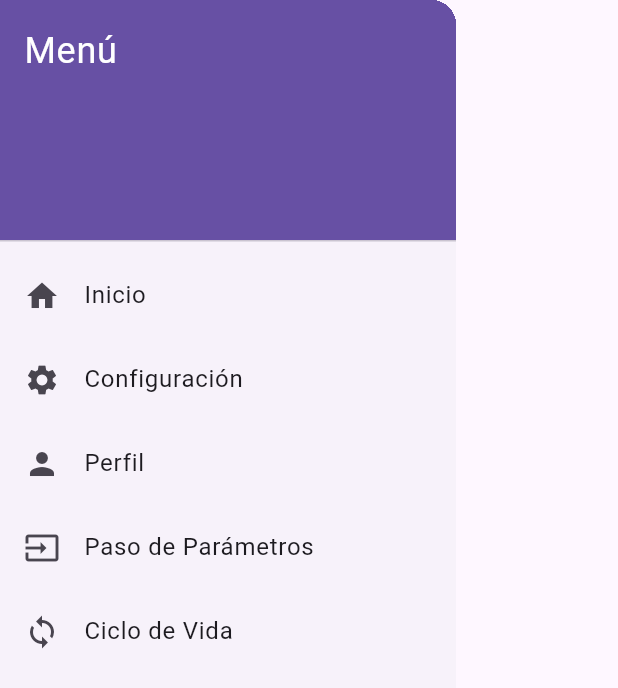
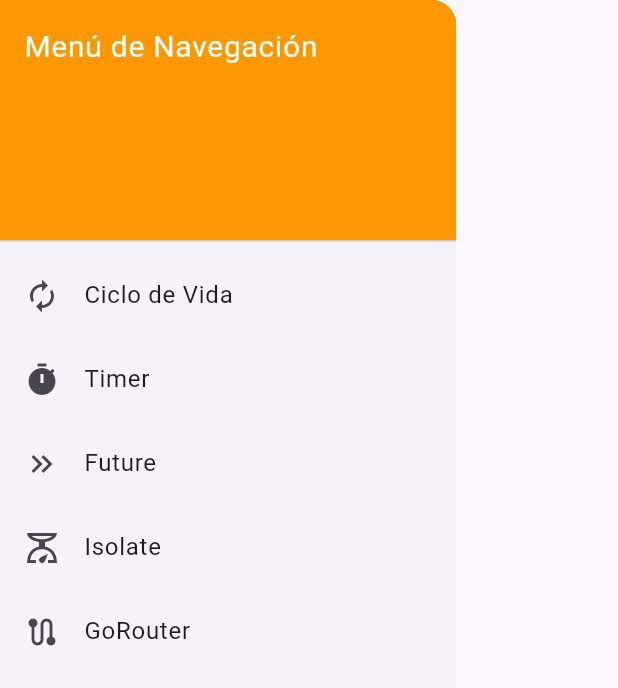
Before and after one commit to D4mi0309/TallerNavegaci-n, a Flutter app: the CustomDrawer widget shown alone on an empty page, opened directly, on a phone screen of 412 x 824 dp. Shown: the top 688 px of the screen. Run offline on Flutter 3.47's test engine with Material 3 defaults, Android fonts, the phone set to English and light mode, and no system bars; our stand-ins replace go_router.

Commit message:
Commit de los archivos Future, Isolate, Timer

```diff
--- a/lib/routes/app_router.dart
+++ b/lib/routes/app_router.dart
@@ -1,4 +1,7 @@
 import 'package:go_router/go_router.dart';
+import 'package:hola_mundo/views/Future/future_view.dart';
+import 'package:hola_mundo/views/Isolate/isolate_view.dart';
+import 'package:hola_mundo/views/Timer/timer_view.dart';
 import '../views/home_view.dart';
 import '../views/ciclo_vida/ciclo_vida_screen.dart';
 import '../views/paso_parametros/detalle_screen.dart';
@@ -11,6 +14,12 @@ final GoRouter appRouter = GoRouter(
       builder: (context, state) => const CicloVidaScreen(),
     ),
     GoRoute(
+      path: '/future',
+      builder: (context, state) => const ListaEstudiantesView(),
+    ),
+    GoRoute(path: '/timer', builder: (context, state) => const TimerView()),
+    GoRoute(path: '/isolate', builder: (context, state) => const IsolateView()),
+    GoRoute(
       path: '/detalle',
       builder: (context, state) {
         final parametro = state.uri.queryParameters['parametro'] ?? 'Sin dato';
--- a/lib/views/base_view.dart
+++ b/lib/views/base_view.dart
@@ -10,7 +10,10 @@ class BaseView extends StatelessWidget {
   @override
   Widget build(BuildContext context) {
     return Scaffold(
-      appBar: AppBar(title: Text(title)),
+      appBar: AppBar(
+        title: Text(title),
+        backgroundColor: Color.fromRGBO(255, 168, 76, 1),
+      ),
       drawer: const CustomDrawer(), // Drawer persistente para todas las vistas
       body: body,
     );
--- a/lib/views/custom_drawer.dart
+++ b/lib/views/custom_drawer.dart
@@ -10,74 +10,46 @@ class CustomDrawer extends StatelessWidget {
       child: ListView(
         padding: EdgeInsets.zero,
         children: [
-          DrawerHeader(
-            decoration: BoxDecoration(
-              color:
-                  Theme.of(
-                    context,
-                  ).colorScheme.primary, // Usa el color primario del tema
-            ),
-            child: const Text(
-              'Menú',
-              style: TextStyle(
-                color:
-                    Colors
-                        .white, // Texto blanco para contrastar con el color primario
-                fontSize: 24,
-              ),
+          const DrawerHeader(
+            decoration: BoxDecoration(color: Colors.orange),
+            child: Text(
+              'Menú de Navegación',
+              style: TextStyle(color: Colors.white, fontSize: 20),
             ),
           ),
           ListTile(
-            leading: const Icon(Icons.home),
-            title: const Text('Inicio'),
+            leading: const Icon(Icons.autorenew),
+            title: const Text('Ciclo de Vida'),
             onTap: () {
-              //context.go('/'); // Navega a la ruta principal
-              //Reemplaza la ruta actual en la pila de navegación.
-              //No permite volver atrás automáticamente, ya que no agrega la nueva ruta a la pila.
-              //Útil para navegación sin historial, como en barra de navegación o cambiar de pestañas.
-              context.go('/'); // Navega a la ruta principal
-              Navigator.pop(context); // Cierra el drawer
+              GoRouter.of(context).go('/ciclo_vida');
             },
           ),
           ListTile(
-            leading: const Icon(Icons.settings),
-            title: const Text('Configuración'),
+            leading: const Icon(Icons.timer),
+            title: const Text('Timer'),
             onTap: () {
-              //context.push(String route)
-              //Añade la nueva ruta a la pila de navegación.
-              //Permite volver atrás con context.pop().
-              //Ideal para flujos donde el usuario puede regresar, como navegar a una pantalla de detalles.
-              context.push(
-                '/settings',
-              ); // Navega a la pantalla de configuración
-              Navigator.pop(context); // Cierra el drawer
+              GoRouter.of(context).go('/timer');
             },
           ),
           ListTile(
-            leading: const Icon(Icons.person),
-            title: const Text('Perfil'),
+            leading: const Icon(Icons.keyboard_double_arrow_right),
+            title: const Text('Future'),
             onTap: () {
-              //context.replace(String route)
-              //Similar a go(), pero en este caso reemplaza la ruta actual sin eliminar el historial anterior.
-              //Útil si quieres evitar que el usuario regrese a la pantalla anterior
-              //pero manteniendo la posibilidad de navegar hacia otras rutas en la pila
-              context.replace('/profile'); // Navega a la pantalla de perfil
-              Navigator.pop(context); // Cierra el drawer
-            },
-          ),
-          //!PASO DE PARAMETROS
-          ListTile(
-            leading: const Icon(Icons.input),
-            title: const Text('Paso de Parámetros'),
-            onTap: () {
-              context.go('/paso_parametros');
+              GoRouter.of(context).go('/future');
             },
           ),
           ListTile(
-            leading: const Icon(Icons.loop),
-            title: const Text('Ciclo de Vida'),
+            leading: const Icon(Icons.scale_outlined),
+            title: const Text('Isolate'),
             onTap: () {
-              context.go('/ciclo_vida');
+              GoRouter.of(context).go('/isolate');
+            },
+          ),
+          ListTile(
+            leading: const Icon(Icons.route),
+            title: const Text('GoRouter'),
+            onTap: () {
+              GoRouter.of(context).go('/detalle');
             },
           ),
         ],
--- a/lib/views/home_view.dart
+++ b/lib/views/home_view.dart
@@ -61,6 +61,27 @@ class _HomeViewState extends State<HomeView>
             title: const Text('Ciclo de Vida'),
             onTap: () {
               GoRouter.of(context).go('/ciclo_vida');
+            },
+          ),
+          ListTile(
+            leading: const Icon(Icons.timer),
+            title: const Text('Timer'),
+            onTap: () {
+              GoRouter.of(context).go('/timer');
+            },
+          ),
+          ListTile(
+            leading: const Icon(Icons.keyboard_double_arrow_right),
+            title: const Text('Future'),
+            onTap: () {
+              GoRouter.of(context).go('/future');
+            },
+          ),
+          ListTile(
+            leading: const Icon(Icons.scale_outlined),
+            title: const Text('Isolate'),
+            onTap: () {
+              GoRouter.of(context).go('/isolate');
             },
           ),
           ListTile(
```
Also changed, not shown: lib/views/Future/future_view.dart (added, +82 -0 lines), lib/views/Isolate/isolate_view.dart (added, +93 -0 lines), lib/views/Timer/timer_view.dart (added, +102 -0 lines).
